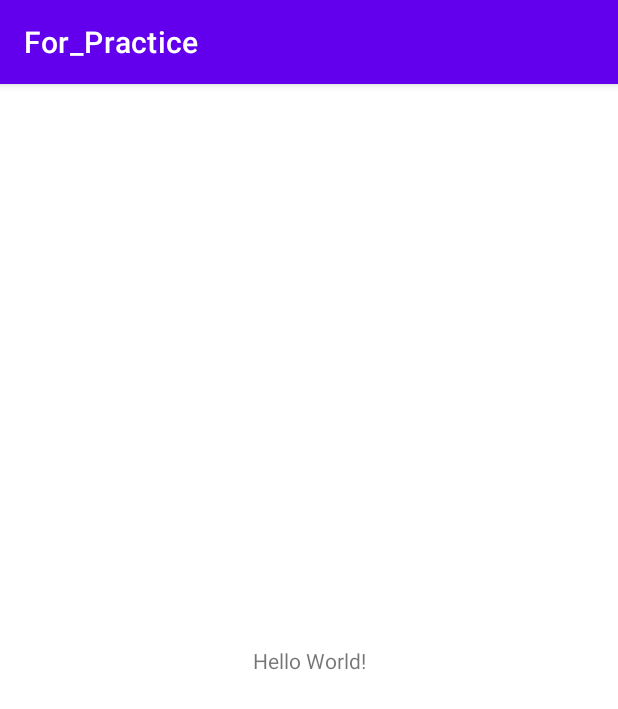
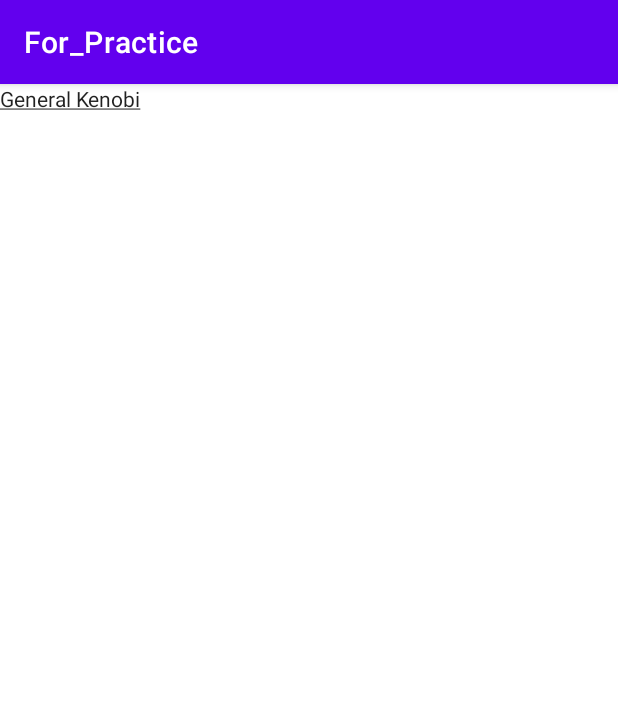
Before and after one commit to krymov-d/For_Practice, an Android app: the screen it shows after launch (MainActivity), on a phone screen of 412 x 824 dp. Shown: the top 709 px of the screen. Run offline under Robolectric (Android 15) with nearby library versions, the phone set to English and light mode, and no system bars.

Commit message:
Created custom class UnderlinedTextView

```diff
--- a/app/src/main/java/kz/kd/for_practice/MainActivity.kt
+++ b/app/src/main/java/kz/kd/for_practice/MainActivity.kt
@@ -1,11 +1,29 @@
 package kz.kd.for_practice
 
+import android.content.Context
 import androidx.appcompat.app.AppCompatActivity
 import android.os.Bundle
+import android.util.AttributeSet
+import androidx.appcompat.widget.AppCompatTextView
 
 class MainActivity : AppCompatActivity() {
     override fun onCreate(savedInstanceState: Bundle?) {
         super.onCreate(savedInstanceState)
-        setContentView(R.layout.activity_main)
+        setContentView(
+            UnderlinedTextView(this).apply {
+                text = "General Kenobi"
+            }
+        )
     }
 }
+
+class UnderlinedTextView @JvmOverloads constructor(
+    context: Context,
+    attr: AttributeSet? = null,
+    defStyleAttr: Int = 0
+) : AppCompatTextView(context, attr, defStyleAttr) {
+
+    init {
+        paint.isUnderlineText = true
+    }
+}
--- a/app/src/main/res/layout/activity_main.xml
+++ b/app/src/main/res/layout/activity_main.xml
@@ -6,10 +6,10 @@
     android:layout_height="match_parent"
     tools:context=".MainActivity">
 
-    <TextView
+    <kz.kd.for_practice.UnderlinedTextView
         android:layout_width="wrap_content"
         android:layout_height="wrap_content"
-        android:text="Hello World!"
+        android:text="Hello There!"
         app:layout_constraintBottom_toBottomOf="parent"
         app:layout_constraintEnd_toEndOf="parent"
         app:layout_constraintStart_toStartOf="parent"
```
